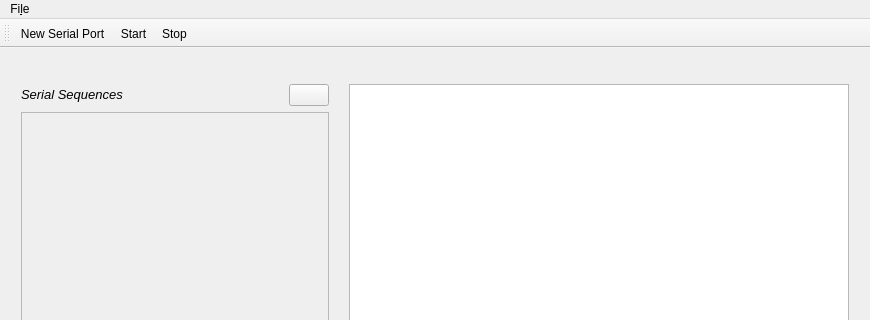
Qt form mainwindow.ui (rcetin/pipo) before a commit; both pictures show x 0 to 870 and y 0 to 320 of the 870 by 895 pixel window.
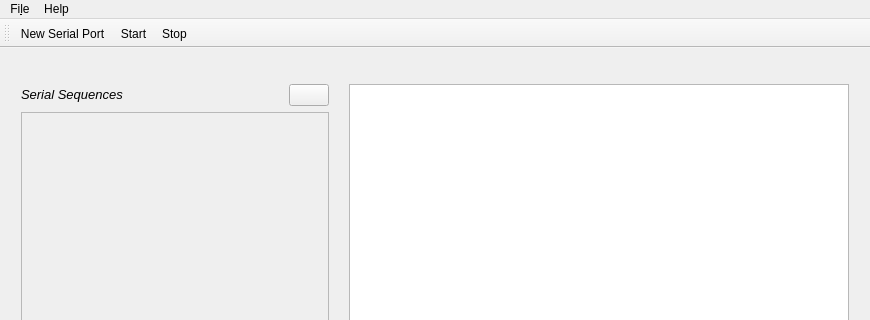
The same form after that commit. Icons and pictures are not drawn.

Commit message: basic about is added

What changed in the file:
```diff
--- a/mainwindow.ui
+++ b/mainwindow.ui
@@ -261,7 +261,14 @@
     <addaction name="actionSerial_Port"/>
     <addaction name="actionQuit"/>
    </widget>
+   <widget class="QMenu" name="menuHelp">
+    <property name="title">
+     <string>Help</string>
+    </property>
+    <addaction name="actionAbout"/>
+   </widget>
    <addaction name="menuNew"/>
+   <addaction name="menuHelp"/>
   </widget>
   <widget class="QToolBar" name="mainToolBar">
    <attribute name="toolBarArea">
```
Left out of the diff: 5 changed lines with no effect on the pictures. The commit also changes 2 other files.
